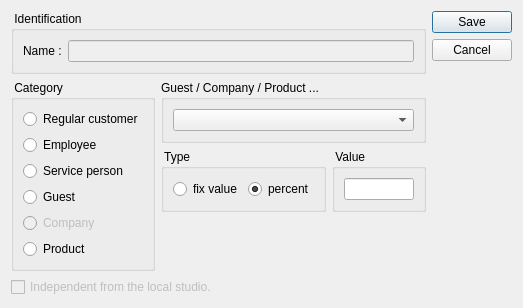
First picture: the form in client/dlgdiscountedit.ui, repository tbikfalvi/Belenus, before the edit.
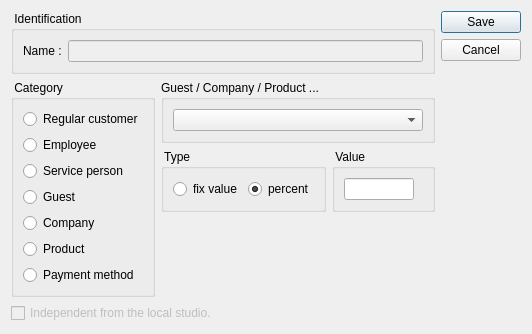
Second picture: the form after the edit.

Patch:
```diff
--- a/client/dlgdiscountedit.ui
+++ b/client/dlgdiscountedit.ui
@@ -6,8 +6,8 @@
    <rect>
     <x>0</x>
     <y>0</y>
-    <width>496</width>
-    <height>271</height>
+    <width>532</width>
+    <height>294</height>
    </rect>
   </property>
   <property name="windowTitle">
@@ -83,7 +83,7 @@
             <item>
              <widget class="QRadioButton" name="rbCompany">
               <property name="enabled">
-               <bool>false</bool>
+               <bool>true</bool>
               </property>
               <property name="text">
                <string>Company</string>
@@ -97,6 +97,13 @@
               </property>
              </widget>
             </item>
+            <item>
+             <widget class="QRadioButton" name="rbPaymentMethod">
+              <property name="text">
+               <string>Payment method</string>
+              </property>
+             </widget>
+            </item>
            </layout>
           </widget>
          </item>
```
